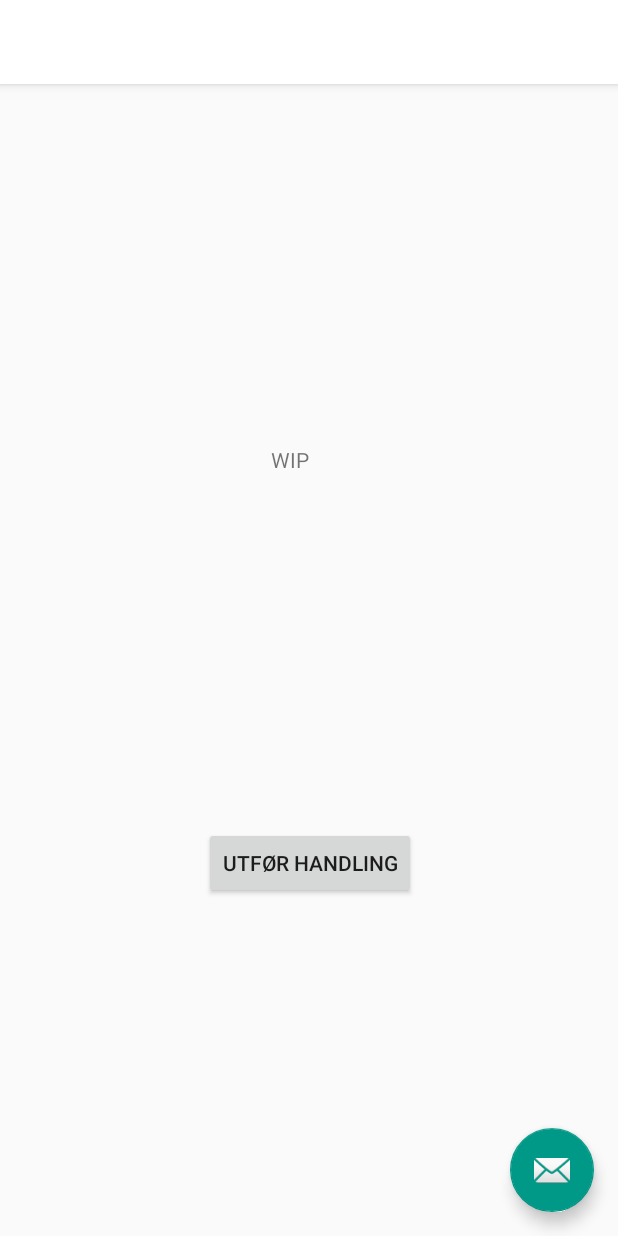
After one commit to ntnu-rgb/android-secure-authentication, an Android app: the layout activity_utfor_handling.xml on its own in the app's theme, with its tools: preview values and no code run, on a phone screen of 412 x 824 dp. The commit adds this screen. Run offline under Robolectric (Android 15) with nearby library versions, the phone set to English and light mode, and no system bars; network calls fail.

Commit message:
WIP av utfør handling + flere kommentarer

```diff
--- a/app/build.gradle
+++ b/app/build.gradle
@@ -24,7 +24,7 @@ android {
 
 repositories {
     google()
-    jcenter({url "http://jcenter.bintray.com/"})
+    jcenter({ url "http://jcenter.bintray.com/" })
 }
 
 dependencies {
@@ -38,6 +38,7 @@ dependencies {
     compile 'com.android.volley:volley:1.0.0'
 }
 
+
 buildscript {
     dependencies {
         classpath "com.android.tools.build:gradle:3.0.1"
--- a/app/src/main/java/com/example/applikasjon/RegistrerForesporsel.java
+++ b/app/src/main/java/com/example/applikasjon/RegistrerForesporsel.java
@@ -5,6 +5,9 @@ import com.android.volley.toolbox.StringRequest;
 import java.util.HashMap;
 import java.util.Map;
 
+/**
+ * Klasse for å gjøre klar en registreringsforespørsel før den sendes til server
+ */
 public class RegistrerForesporsel extends StringRequest {
 
     private static final String REGISTRERINGSURL = "https://folk.ntnu.no/sturlaba/sfa/";
@@ -22,5 +25,4 @@ public class RegistrerForesporsel extends StringRequest {
     public Map<String, String> getParams(){
         return parametere;
     }
-
 }
--- /dev/null
+++ b/app/src/main/res/layout/activity_utfor_handling.xml
@@ -0,0 +1,36 @@
+<?xml version="1.0" encoding="utf-8"?>
+<android.support.design.widget.CoordinatorLayout xmlns:android="http://schemas.android.com/apk/res/android"
+    xmlns:app="http://schemas.android.com/apk/res-auto"
+    xmlns:tools="http://schemas.android.com/tools"
+    android:layout_width="match_parent"
+    android:layout_height="match_parent"
+    tools:context="com.example.applikasjon.UtforHandlingActivity">
+
+    <android.support.design.widget.AppBarLayout
+        android:layout_width="match_parent"
+        android:layout_height="wrap_content"
+        android:theme="@style/AppTheme.AppBarOverlay">
+
+        <android.support.v7.widget.Toolbar
+            android:id="@+id/toolbar"
+            android:layout_width="match_parent"
+            android:layout_height="?attr/actionBarSize"
+            android:background="?attr/colorPrimary"
+            app:popupTheme="@style/AppTheme.PopupOverlay" />
+
+    </android.support.design.widget.AppBarLayout>
+
+    <include
+        layout="@layout/content_utfor_handling"
+        android:layout_width="384dp"
+        tools:layout_editor_absoluteX="0dp" />
+
+    <android.support.design.widget.FloatingActionButton
+        android:id="@+id/fab"
+        android:layout_width="wrap_content"
+        android:layout_height="wrap_content"
+        android:layout_gravity="bottom|end"
+        android:layout_margin="@dimen/fab_margin"
+        app:srcCompat="@android:drawable/ic_dialog_email" />
+
+</android.support.design.widget.CoordinatorLayout>
--- /dev/null
+++ b/app/src/main/res/layout/content_utfor_handling.xml
@@ -0,0 +1,34 @@
+<?xml version="1.0" encoding="utf-8"?>
+<android.support.constraint.ConstraintLayout xmlns:android="http://schemas.android.com/apk/res/android"
+    xmlns:app="http://schemas.android.com/apk/res-auto"
+    xmlns:tools="http://schemas.android.com/tools"
+    android:layout_width="match_parent"
+    android:layout_height="match_parent"
+    app:layout_behavior="@string/appbar_scrolling_view_behavior"
+    tools:context="com.example.applikasjon.UtforHandlingActivity"
+    tools:showIn="@layout/activity_utfor_handling">
+
+    <TextView
+        android:id="@+id/WIP"
+        android:layout_width="51dp"
+        android:layout_height="29dp"
+        android:layout_marginTop="16dp"
+        android:text="WIP"
+        app:layout_constraintBottom_toTopOf="@+id/utfor"
+        app:layout_constraintEnd_toEndOf="parent"
+        app:layout_constraintHorizontal_bias="0.501"
+        app:layout_constraintStart_toStartOf="parent"
+        app:layout_constraintTop_toTopOf="parent" />
+
+    <Button
+        android:id="@+id/utfor"
+        android:layout_width="wrap_content"
+        android:layout_height="wrap_content"
+        android:text="Utfør Handling"
+        app:layout_constraintBottom_toBottomOf="parent"
+        app:layout_constraintEnd_toEndOf="parent"
+        app:layout_constraintHorizontal_bias="0.502"
+        app:layout_constraintStart_toStartOf="parent"
+        app:layout_constraintTop_toBottomOf="@+id/WIP"
+        app:layout_constraintVertical_bias="0.65" />
+</android.support.constraint.ConstraintLayout>
--- a/app/src/main/res/values/strings.xml
+++ b/app/src/main/res/values/strings.xml
@@ -23,4 +23,5 @@
     <string name="autentiseringsfeil">Autentisering feilet. Vennligst prøv igjen</string>
     <string name="ikkeTilgangTilNokkel">Feil ved uthenting av nøkkel</string>
     <string name="feilVedSignering">Feil ved signering</string>
+    <string name="title_activity_utfor_handling">UtforHandlingActivity</string>
 </resources>
```
Also changed, not shown: app/src/main/AndroidManifest.xml (+10 -9 lines), app/src/main/java/com/example/applikasjon/FingerprintActivity.java (+7 -9 lines), app/src/main/java/com/example/applikasjon/FingerprintHjelper.java (+22 -10 lines), app/src/main/java/com/example/applikasjon/HandlingsForesporsel.java (added, +35 -0 lines), app/src/main/java/com/example/applikasjon/LogginnActivity.java (+7 -15 lines), app/src/main/java/com/example/applikasjon/LogginnForesporsel.java (+7 -3 lines), app/src/main/java/com/example/applikasjon/MainActivity.java (+34 -5 lines), app/src/main/java/com/example/applikasjon/RegistrerActivity.java (+8 -3 lines), app/src/main/java/com/example/applikasjon/StartOkt.java (+6 -41 lines), app/src/main/java/com/example/applikasjon/UtforHandlingActivity.java (added, +75 -0 lines).
